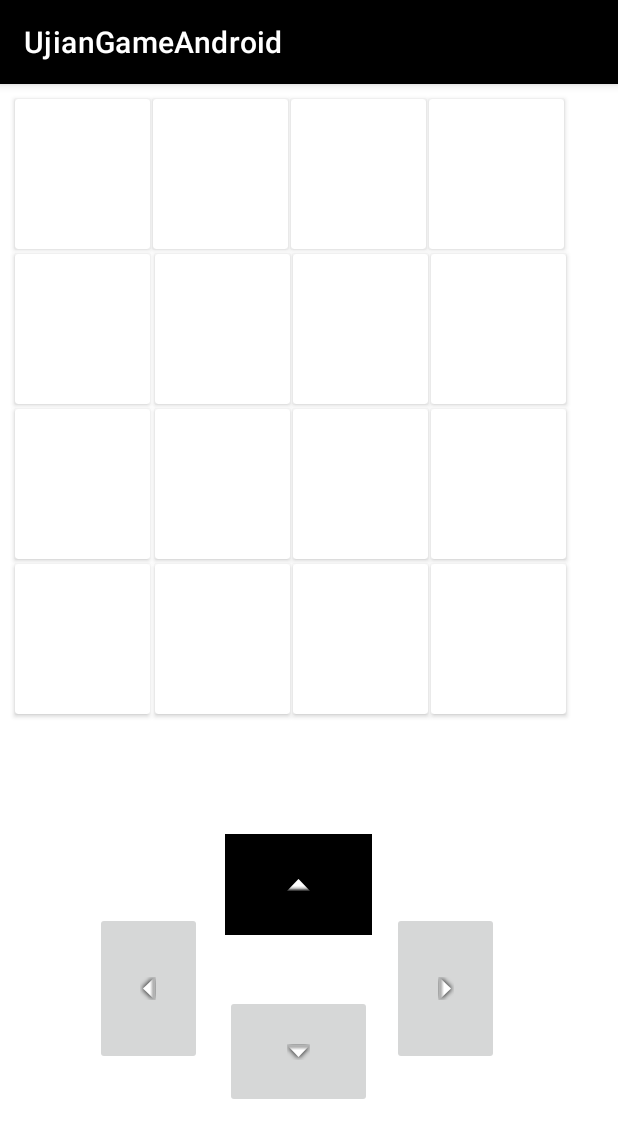
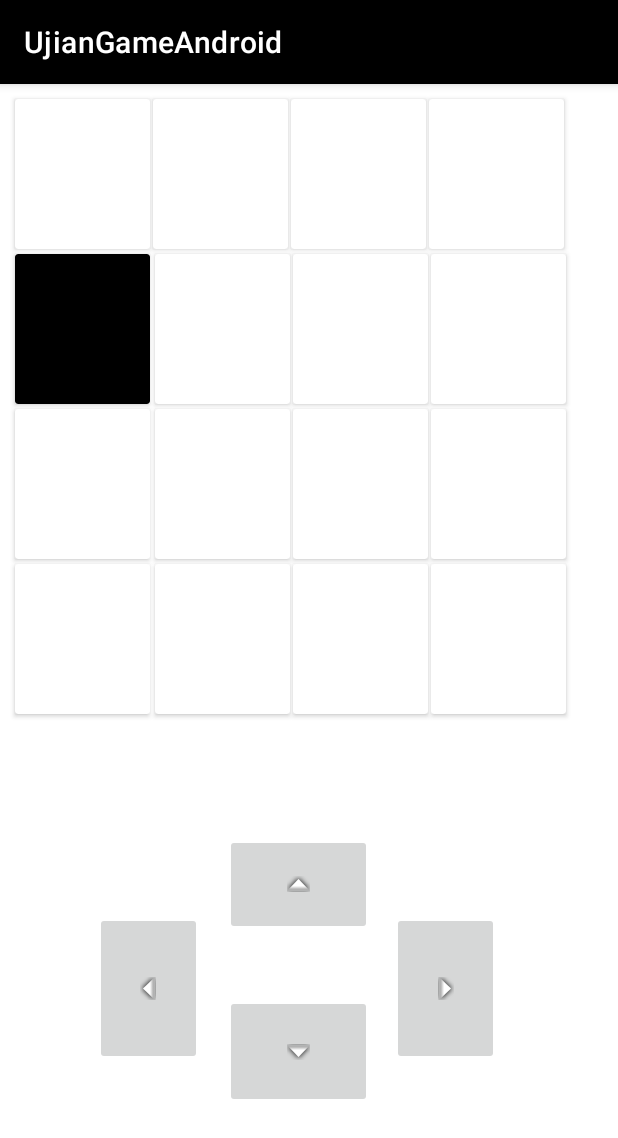
Before and after one commit to emirryhn/UjianGameAndroidStudio, an Android app: the screen it shows after launch (MainActivity), after a tap on an icon or button, on a phone screen of 412 x 824 dp. Shown: the top 1138 px of the screen. Run offline under Robolectric (Android 15) with nearby library versions, the phone set to English and light mode, and no system bars; 1 other tap on this screen came first.

```diff
--- a/app/src/main/java/com/example/ujiangameandroid/MainActivity.java
+++ b/app/src/main/java/com/example/ujiangameandroid/MainActivity.java
@@ -13,16 +13,10 @@ import android.widget.ImageButton;
 public class MainActivity extends AppCompatActivity {
 
     private ImageButton btnUp, btnDown, btnRight, btnLeft;
-    private CardView[] card = new CardView[16];
+    private CardView[][] card = new CardView[4][4];
 
-    int[][] movement = {
-            {0,1,2,3}, {4,5,6,7}, {8,9,10,11}, {12,13,14,15},//rows
-            {0,4,8,12}, {2,5,9,13}, {2,6,10,14}, {3,7,11,15},//columns
-    };
-
-    //black => 0
-    //white => 1
-    int[] blankCard = {0,0,0,0,0,0,0,0,0,0,0,0,0,0,0,0};
+    int x=0;
+    int y=0;
 
     @Override
     protected void onCreate(Bundle savedInstanceState) {
@@ -36,21 +30,26 @@ public class MainActivity extends AppCompatActivity {
 
         //identify all cards id number
         for(int i = 0; i < card.length; i++){
-            String cardID = "card_" + i;
-            //to get id resource(necessary)
-            int resourceID = getResources().getIdentifier(cardID,"id",getPackageName());
-            card[i] = findViewById(resourceID);
+            for(int j = 0; j<card.length;j++){
+                String cardID = "card_" + i+j;
+                card[i][j] = findViewById(getResources().getIdentifier(cardID,"id",getPackageName()));
+            }
         }
+
+        card[0][0].setCardBackgroundColor(Color.BLACK);
 
         btnUp.setOnClickListener(new View.OnClickListener() {
             @Override
             public void onClick(View v) {
             Log.i("test", "button up");
-
-            String cardID = v.getResources().getResourceEntryName(v.getId());
-            int gameStart = Integer.parseInt(cardID.substring(cardID.length()-1), cardID.length());
-            v.setBackgroundColor(Color.parseColor("#FF000000"));
-            blankCard[gameStart] = 1;
+            if((y<=3) && (y>0)){
+                y=y-1;
+            }
+                if (card[y][x].getCardBackgroundColor().getDefaultColor() == Color.BLACK) {
+                    card[y][x].setCardBackgroundColor(Color.WHITE);
+                } else {
+                    card[y][x].setCardBackgroundColor(Color.BLACK);
+                }
             }
 
         });
@@ -58,18 +57,42 @@ public class MainActivity extends AppCompatActivity {
             @Override
             public void onClick(View v) {
                 Log.i("test", "button down");
+                if ((y < 3) && (y >= 0)) {
+                    y = y + 1;
+                }
+                if (card[y][x].getCardBackgroundColor().getDefaultColor() == Color.BLACK) {
+                    card[y][x].setCardBackgroundColor(Color.WHITE);
+                } else {
+                    card[y][x].setCardBackgroundColor(Color.BLACK);
+                }
             }
         });
         btnLeft.setOnClickListener(new View.OnClickListener() {
             @Override
             public void onClick(View v) {
                 Log.i("test", "button left");
+                if((x<=3) && (x>0)){
+                    x=x-1;
+
+                }if (card[y][x].getCardBackgroundColor().getDefaultColor() == Color.BLACK) {
+                    card[y][x].setCardBackgroundColor(Color.WHITE);
+                } else {
+                    card[y][x].setCardBackgroundColor(Color.BLACK);
+                }
             }
         });
         btnRight.setOnClickListener(new View.OnClickListener() {
             @Override
             public void onClick(View v) {
                 Log.i("test", "button right");
+
+                if((x<3)&&(x>=0)){
+                    x=x+1;
+                }if (card[y][x].getCardBackgroundColor().getDefaultColor() == Color.BLACK) {
+                    card[y][x].setCardBackgroundColor(Color.WHITE);
+                } else {
+                    card[y][x].setCardBackgroundColor(Color.BLACK);
+                }
             }
         });
 
--- a/app/src/main/res/layout/activity_main.xml
+++ b/app/src/main/res/layout/activity_main.xml
@@ -52,7 +52,7 @@
         />
 
     <androidx.cardview.widget.CardView
-        android:id="@+id/card_0"
+        android:id="@+id/card_00"
         android:layout_width="wrap_content"
         android:layout_height="wrap_content"
         android:minWidth="90dp"
@@ -61,37 +61,37 @@
         android:layout_marginTop="10dp"
         app:cardBackgroundColor="@color/white"/>
     <androidx.cardview.widget.CardView
-        android:id="@+id/card_1"
+        android:id="@+id/card_01"
         android:layout_width="wrap_content"
         android:layout_height="wrap_content"
         android:minWidth="90dp"
         android:minHeight="100dp"
         android:layout_marginLeft="2dp"
-        android:layout_toRightOf="@id/card_0"
+        android:layout_toRightOf="@id/card_00"
         android:layout_marginTop="10dp"
         app:cardBackgroundColor="@color/white"/>
     <androidx.cardview.widget.CardView
-        android:id="@+id/card_2"
+        android:id="@+id/card_02"
         android:layout_width="wrap_content"
         android:layout_height="wrap_content"
         android:minWidth="90dp"
         android:minHeight="100dp"
         android:layout_marginLeft="2dp"
-        android:layout_toRightOf="@id/card_1"
+        android:layout_toRightOf="@id/card_01"
         android:layout_marginTop="10dp"
         app:cardBackgroundColor="@color/white"/>
     <androidx.cardview.widget.CardView
-        android:id="@+id/card_3"
+        android:id="@+id/card_03"
         android:layout_width="wrap_content"
         android:layout_height="wrap_content"
         android:minWidth="90dp"
         android:minHeight="100dp"
         android:layout_marginLeft="2dp"
-        android:layout_toRightOf="@id/card_2"
+        android:layout_toRightOf="@id/card_02"
         android:layout_marginTop="10dp"
         app:cardBackgroundColor="@color/white"/>
     <androidx.cardview.widget.CardView
-        android:id="@+id/card_4"
+        android:id="@+id/card_10"
         android:layout_width="wrap_content"
         android:layout_height="wrap_content"
         android:minWidth="90dp"
@@ -99,76 +99,16 @@
         android:layout_marginLeft="10dp"
         app:cardBackgroundColor="@color/white"
         android:layout_marginTop="3dp"
-        android:layout_below="@id/card_0"/>
+        android:layout_below="@id/card_00"/>
     <androidx.cardview.widget.CardView
-        android:id="@+id/card_5"
+        android:id="@+id/card_11"
         android:layout_width="wrap_content"
         android:layout_height="wrap_content"
         android:minWidth="90dp"
         android:minHeight="100dp"
         android:layout_marginLeft="103dp"
         android:layout_marginTop="3dp"
-        android:layout_below="@id/card_1"
-        app:cardBackgroundColor="@color/white"/>
-    <androidx.cardview.widget.CardView
-        android:id="@+id/card_6"
-        android:layout_width="wrap_content"
-        android:layout_height="wrap_content"
-        android:minWidth="90dp"
-        android:minHeight="100dp"
-        android:layout_marginLeft="195dp"
-        android:layout_marginTop="3dp"
-        android:layout_below="@id/card_1"
-        app:cardBackgroundColor="@color/white"/>
-    <androidx.cardview.widget.CardView
-        android:id="@+id/card_7"
-        android:layout_width="wrap_content"
-        android:layout_height="wrap_content"
-        android:minWidth="90dp"
-        android:minHeight="100dp"
-        android:layout_marginLeft="287dp"
-        android:layout_marginTop="3dp"
-        android:layout_below="@id/card_1"
-        app:cardBackgroundColor="@color/white"/>
-    <androidx.cardview.widget.CardView
-        android:id="@+id/card_8"
-        android:layout_width="wrap_content"
-        android:layout_height="wrap_content"
-        android:minWidth="90dp"
-        android:minHeight="100dp"
-        android:layout_marginLeft="10dp"
-        android:layout_marginTop="3dp"
-        android:layout_below="@id/card_4"
-        app:cardBackgroundColor="@color/white"/>
-    <androidx.cardview.widget.CardView
-        android:id="@+id/card_9"
-        android:layout_width="wrap_content"
-        android:layout_height="wrap_content"
-        android:minWidth="90dp"
-        android:minHeight="100dp"
-        android:layout_marginLeft="103dp"
-        android:layout_marginTop="3dp"
-        android:layout_below="@id/card_4"
-        app:cardBackgroundColor="@color/white"/>
-    <androidx.cardview.widget.CardView
-        android:id="@+id/card_10"
-        android:layout_width="wrap_content"
-        android:layout_height="wrap_content"
-        android:minWidth="90dp"
-        android:minHeight="100dp"
-        android:layout_marginLeft="195dp"
-        android:layout_marginTop="3dp"
-        android:layout_below="@id/card_4"
-        app:cardBackgroundColor="@color/white"/>
-    <androidx.cardview.widget.CardView
-        android:id="@+id/card_11"
-        android:layout_width="wrap_content"
-        android:layout_height="wrap_content"
-        android:minWidth="90dp"
-        android:minHeight="100dp"
-        android:layout_marginLeft="287dp"
-        android:layout_marginTop="3dp"
-        android:layout_below="@id/card_4"
+        android:layout_below="@id/card_01"
         app:cardBackgroundColor="@color/white"/>
     <androidx.cardview.widget.CardView
         android:id="@+id/card_12"
@@ -176,9 +116,9 @@
         android:layout_height="wrap_content"
         android:minWidth="90dp"
         android:minHeight="100dp"
-        android:layout_marginLeft="10dp"
+        android:layout_marginLeft="195dp"
         android:layout_marginTop="3dp"
-        android:layout_below="@id/card_8"
+        android:layout_below="@id/card_02"
         app:cardBackgroundColor="@color/white"/>
     <androidx.cardview.widget.CardView
         android:id="@+id/card_13"
@@ -186,26 +126,86 @@
         android:layout_height="wrap_content"
         android:minWidth="90dp"
         android:minHeight="100dp"
+        android:layout_marginLeft="287dp"
+        android:layout_marginTop="3dp"
+        android:layout_below="@id/card_03"
+        app:cardBackgroundColor="@color/white"/>
+    <androidx.cardview.widget.CardView
+        android:id="@+id/card_20"
+        android:layout_width="wrap_content"
+        android:layout_height="wrap_content"
+        android:minWidth="90dp"
+        android:minHeight="100dp"
+        android:layout_marginLeft="10dp"
+        android:layout_marginTop="3dp"
+        android:layout_below="@id/card_10"
+        app:cardBackgroundColor="@color/white"/>
+    <androidx.cardview.widget.CardView
+        android:id="@+id/card_21"
+        android:layout_width="wrap_content"
+        android:layout_height="wrap_content"
+        android:minWidth="90dp"
+        android:minHeight="100dp"
         android:layout_marginLeft="103dp"
         android:layout_marginTop="3dp"
-        android:layout_below="@id/card_8"
+        android:layout_below="@id/card_11"
         app:cardBackgroundColor="@color/white"/>
     <androidx.cardview.widget.CardView
-        android:id="@+id/card_14"
+        android:id="@+id/card_22"
         android:layout_width="wrap_content"
         android:layout_height="wrap_content"
         android:minWidth="90dp"
         android:minHeight="100dp"
         android:layout_marginLeft="195dp"
         android:layout_marginTop="3dp"
-        android:layout_below="@id/card_8"
+        android:layout_below="@id/card_12"
+        app:cardBackgroundColor="@color/white"/>
+    <androidx.cardview.widget.CardView
+        android:id="@+id/card_23"
+        android:layout_width="wrap_content"
+        android:layout_height="wrap_content"
+        android:minWidth="90dp"
+        android:minHeight="100dp"
+        android:layout_marginLeft="287dp"
+        android:layout_marginTop="3dp"
+        android:layout_below="@id/card_13"
+        app:cardBackgroundColor="@color/white"/>
+    <androidx.cardview.widget.CardView
+        android:id="@+id/card_30"
+        android:layout_width="wrap_content"
+        android:layout_height="wrap_content"
+        android:minWidth="90dp"
+        android:minHeight="100dp"
+        android:layout_marginLeft="10dp"
+        android:layout_marginTop="3dp"
+        android:layout_below="@id/card_20"
+        app:cardBackgroundColor="@color/white"/>
+    <androidx.cardview.widget.CardView
+        android:id="@+id/card_31"
+        android:layout_width="wrap_content"
+        android:layout_height="wrap_content"
+        android:minWidth="90dp"
+        android:minHeight="100dp"
+        android:layout_marginLeft="103dp"
+        android:layout_marginTop="3dp"
+        android:layout_below="@id/card_21"
+        app:cardBackgroundColor="@color/white"/>
+    <androidx.cardview.widget.CardView
+        android:id="@+id/card_32"
+        android:layout_width="wrap_content"
+        android:layout_height="wrap_content"
+        android:minWidth="90dp"
+        android:minHeight="100dp"
+        android:layout_marginLeft="195dp"
+        android:layout_marginTop="3dp"
+        android:layout_below="@id/card_22"
         app:cardBackgroundColor="@color/white"/>
 
     <androidx.cardview.widget.CardView
-        android:id="@+id/card_15"
+        android:id="@+id/card_33"
         android:layout_width="wrap_content"
         android:layout_height="wrap_content"
-        android:layout_below="@id/card_8"
+        android:layout_below="@id/card_23"
         android:layout_marginLeft="287dp"
         android:layout_marginTop="3dp"
         android:minWidth="90dp"
```
